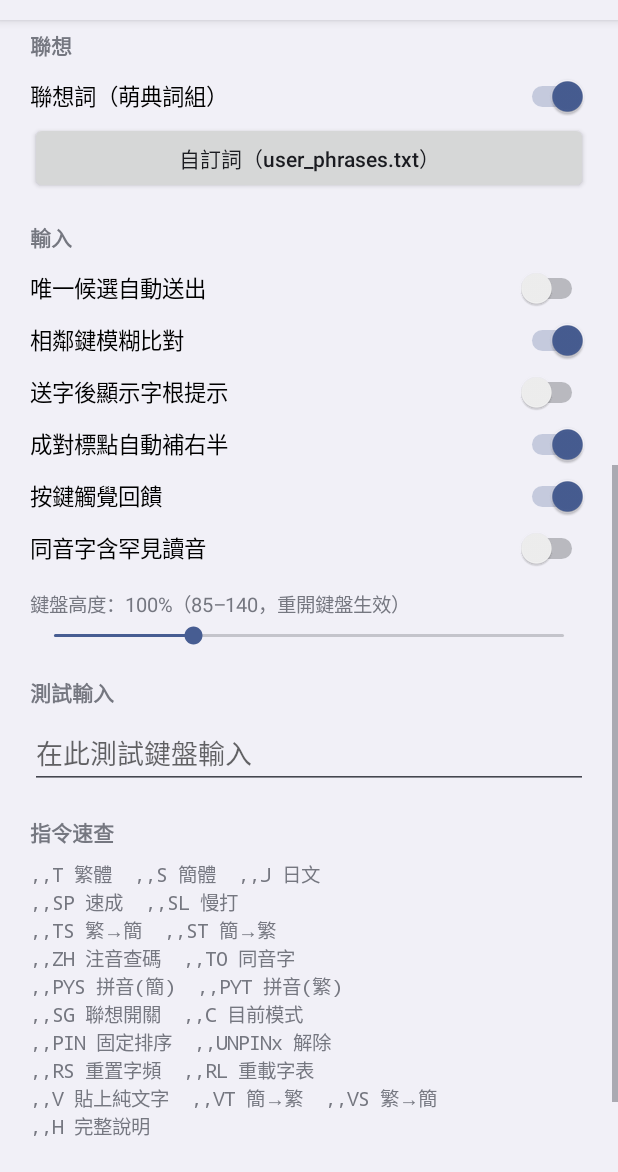
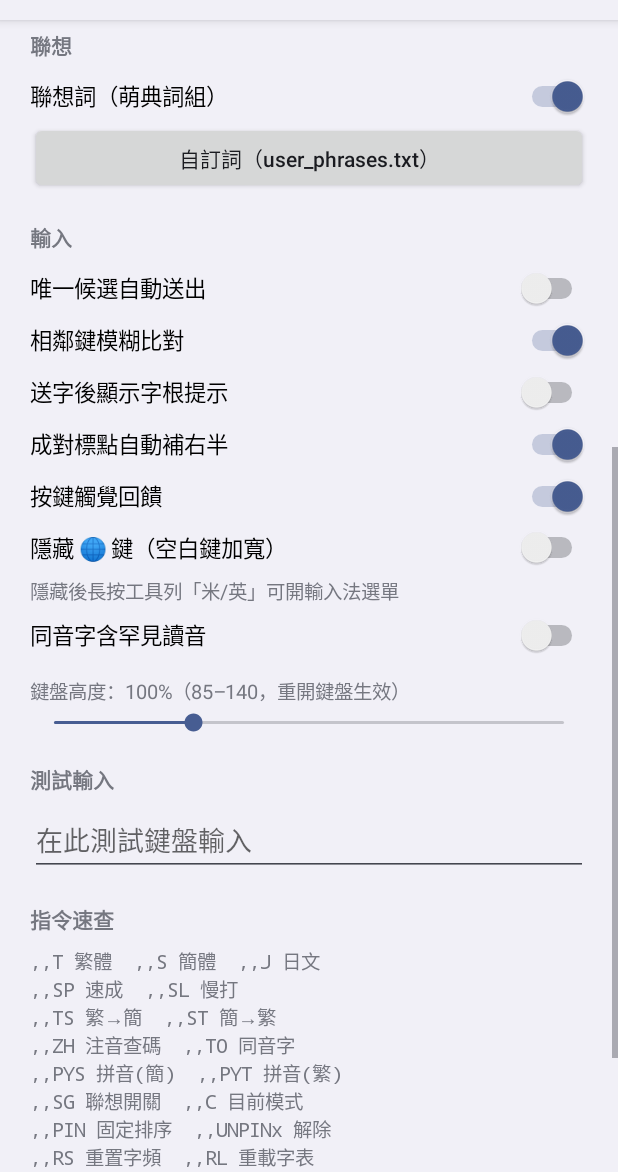
Before and after one commit to copy0401/ohmybias-android, an Android app: the screen it shows after launch (MainActivity), scrolled down 537 dp, on a phone screen of 412 x 824 dp, the part 64-1236 px from its top. Run offline under Robolectric (Android 15) with nearby library versions, the phone set to English and light mode, and no system bars.

Commit message:
feat: 空白鍵最大化 — 底列 123/🌐 可省略、逗號句號固定標準鍵寬
- 工具列含 123（按鈕 ID 9/29）時底列不再重複放 123 鍵，寬度讓給空白鍵
- 新增設定「隱藏 🌐 鍵（空白鍵加寬）」；長按工具列「米/英」可開系統輸入法選單補位
- 逗號句號固定標準鍵寬，不再採用皮膚 spaceKeyLayout 放大值 — 空白鍵永遠優先吃剩餘寬度

Co-Authored-By: Claude Fable 5 <noreply@anthropic.com>

```diff
--- a/app/src/main/java/info/plateaukao/ohmybias/MainActivity.kt
+++ b/app/src/main/java/info/plateaukao/ohmybias/MainActivity.kt
@@ -101,6 +101,8 @@ class MainActivity : Activity() {
         root.addView(toggle("送字後顯示字根提示", Prefs.showCodeHint) { Prefs.showCodeHint = it })
         root.addView(toggle("成對標點自動補右半", Prefs.punctuationPairing) { Prefs.punctuationPairing = it })
         root.addView(toggle("按鍵觸覺回饋", Prefs.hapticFeedback) { Prefs.hapticFeedback = it })
+        root.addView(toggle("隱藏 🌐 鍵（空白鍵加寬）", Prefs.hideGlobeKey) { Prefs.hideGlobeKey = it })
+        root.addView(footnote("隱藏後長按工具列「米/英」可開輸入法選單"))
         root.addView(toggle("同音字含罕見讀音", Prefs.homophoneMultiReading) { Prefs.homophoneMultiReading = it })
 
         // 鍵盤高度滑桿（大螢幕手機可調大；重開鍵盤生效 — 下方測試輸入框可即時預覽）
--- a/app/src/main/java/info/plateaukao/ohmybias/android/Prefs.kt
+++ b/app/src/main/java/info/plateaukao/ohmybias/android/Prefs.kt
@@ -75,6 +75,11 @@ object Prefs : IMEPreferences {
         get() = sp.getBoolean("hapticFeedback", true)
         set(v) = sp.edit().putBoolean("hapticFeedback", v).apply()
 
+    /// 隱藏底列 🌐 鍵（空白鍵加寬；長按工具列米/英仍可開輸入法選單）
+    var hideGlobeKey: Boolean
+        get() = sp.getBoolean("hideGlobeKey", false)
+        set(v) = sp.edit().putBoolean("hideGlobeKey", v).apply()
+
     /// 鍵盤高度縮放（0.85–1.40；1.0 = 預設 224dp/180dp）— 大螢幕手機可調大
     var keyboardHeightScale: Float
         get() = sp.getFloat("keyboardHeightScale", 1.0f)
--- a/app/src/main/java/info/plateaukao/ohmybias/keyboard/CandidateBar.kt
+++ b/app/src/main/java/info/plateaukao/ohmybias/keyboard/CandidateBar.kt
@@ -120,7 +120,11 @@ class CandidateBar(context: Context) : FrameLayout(context) {
             b.isClickable = true
             b.setOnClickListener { onToolbarKey?.invoke(item.action) }
             toolbarStack.addView(b, LinearLayout.LayoutParams(0, LinearLayout.LayoutParams.MATCH_PARENT, 1f))
-            if (item.isLanguage) languageButton = b
+            if (item.isLanguage) {
+                languageButton = b
+                // 長按米/英 → 系統輸入法選單（隱藏 🌐 鍵後仍可換輸入法）
+                b.setOnLongClickListener { onToolbarKey?.invoke(KeyAction.ShowImePicker); true }
+            }
         }
         updateToolbarVisibility()
     }
--- a/app/src/main/java/info/plateaukao/ohmybias/keyboard/KeyAction.kt
+++ b/app/src/main/java/info/plateaukao/ohmybias/keyboard/KeyAction.kt
@@ -27,6 +27,7 @@ sealed class KeyAction {
     object DismissKeyboard : KeyAction()                   // 收折鍵盤
     object OpenSettings : KeyAction()                      // 開啟設定 Activity
     object Globe : KeyAction()                             // 切換系統輸入法
+    object ShowImePicker : KeyAction()                     // 顯示系統輸入法選單（工具列米/英長按）
     // 編輯動作（iOS 鍵盤 extension 無 API；Android 依 sweetlime 原始定義實作）
     object SelectAll : KeyAction()                         // 全選
     object Copy : KeyAction()                              // 複製
--- a/app/src/main/java/info/plateaukao/ohmybias/keyboard/OhMyBiasImeService.kt
+++ b/app/src/main/java/info/plateaukao/ohmybias/keyboard/OhMyBiasImeService.kt
@@ -139,7 +139,7 @@ class OhMyBiasImeService : InputMethodService(), InputEngineDelegate {
             setInputView(onCreateInputView())
         }
         keyboardView?.let { kv ->
-            kv.needsInputModeSwitchKey = shouldOfferSwitching()
+            kv.needsInputModeSwitchKey = shouldOfferSwitching() && !Prefs.hideGlobeKey
             kv.returnKeyLabel = returnLabel(info)
             kv.reloadKeys()
         }
@@ -248,6 +248,10 @@ class OhMyBiasImeService : InputMethodService(), InputEngineDelegate {
                     (getSystemService(INPUT_METHOD_SERVICE) as android.view.inputmethod.InputMethodManager)
                         .showInputMethodPicker()
                 }
+            }
+            is KeyAction.ShowImePicker -> {
+                (getSystemService(INPUT_METHOD_SERVICE) as android.view.inputmethod.InputMethodManager)
+                    .showInputMethodPicker()
             }
             // 編輯動作 — 同 sweetlime 原始實作（iOS 版因 extension API 缺失無法支援）
             is KeyAction.SelectAll -> {
```
Also changed, not shown: app/src/main/java/info/plateaukao/ohmybias/keyboard/KeyboardView.kt (+9 -10 lines).
